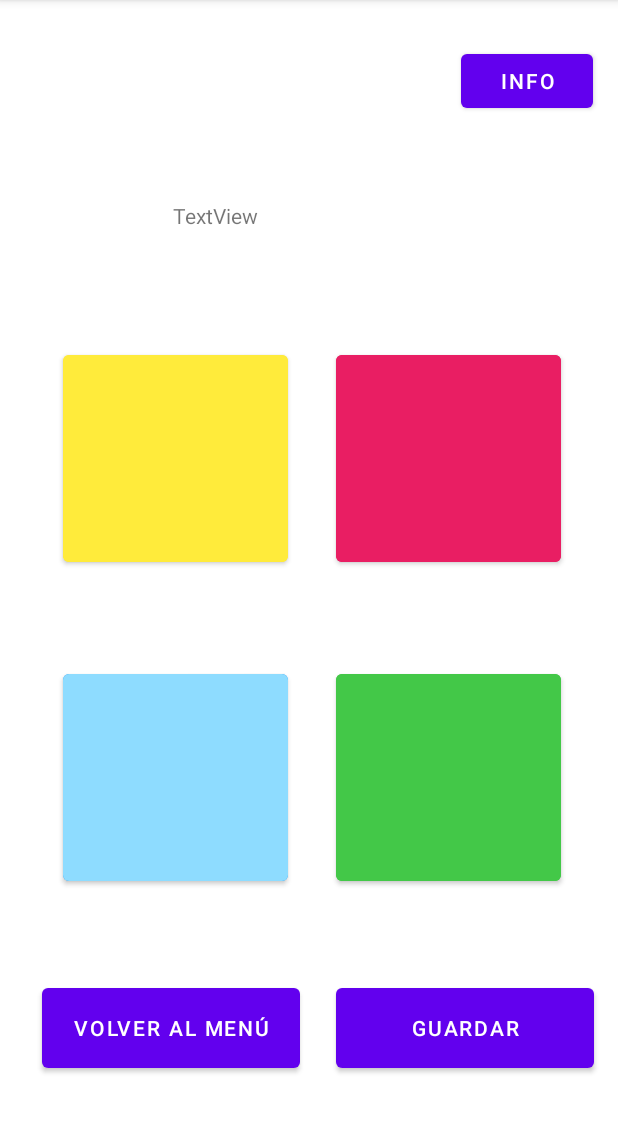
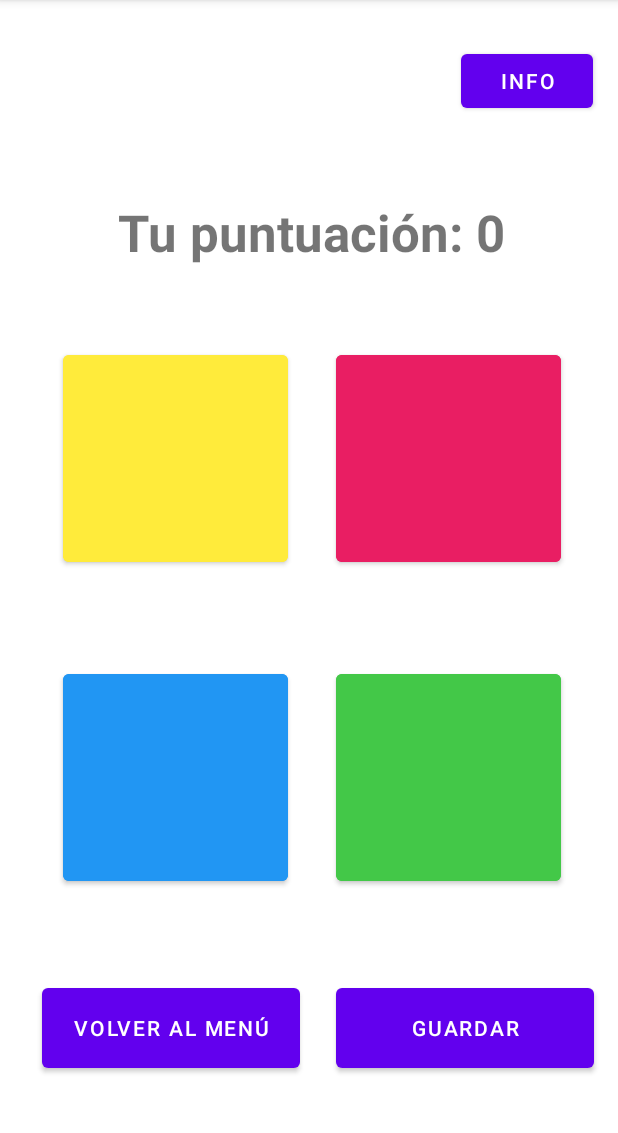
Before and after one commit to AintzaneCaamano/TFGDam, an Android app: the SimonActivity screen opened directly, with no data from a screen before it, on a phone screen of 412 x 824 dp, the part 84-1217 px from its top. Run offline under Robolectric (Android 15) with nearby library versions, the phone set to English and light mode, and no system bars.

Commit message:
bug solved

```diff
--- a/app/src/main/java/es/gameapp/multigameapp/simon/SimonActivity.java
+++ b/app/src/main/java/es/gameapp/multigameapp/simon/SimonActivity.java
@@ -78,6 +78,8 @@
         btnMi = findViewById(R.id.btn_simon_mi);
         btnFa = findViewById(R.id.btn_simon_fa);
         txtVScore = findViewById(R.id.txtV_simon_score);
+
+        showScore();
 
         //game Buttons OnClickListener
         btnDo.setOnClickListener(this);
@@ -171,10 +173,17 @@
                     continuePlaying=false;
                 }else{
                     //If player wins, game keeps going
-                    score=score+10;
+                    //It shows the score
+                    score=score+100;
+                    showScore();
+                    //The sequence length grows
+                    sequenceLength++;
+                    //User entered sequence is erased
                     userSequence = new ArrayList<Integer>();
+                    //It generates a new value for the sequence
                     sequenceManager.addValue(1);
                     gameSequence=sequenceManager.getSequence();
+                    //It shows the sequence to the player
                     showSequence();
                 }
             }
@@ -224,6 +233,7 @@
     }
 
     private void changeBtnColor(int btn){
+        int delay = 500;
         Handler handler = new Handler();
         switch (btn){
             case 0:
@@ -233,7 +243,7 @@
                         //Yellow
                         btnDo.setBackgroundColor(Color.parseColor("#FFEB3B"));
                     }
-                }, 1000); //1 second delay for each
+                }, delay); //delay for each
                 break;
             case 1:
                 btnRe.setBackgroundColor(Color.parseColor("#FFFF92B7"));
@@ -242,7 +252,7 @@
                         //red
                         btnRe.setBackgroundColor(Color.parseColor("#E91E63"));
                     }
-                }, 1000); //1 second delay for each
+                }, delay); //delay for each
                 break;
             case 2:
                 btnMi.setBackgroundColor(Color.parseColor("#FF8EDCFF"));
@@ -251,7 +261,7 @@
                         //Blue
                         btnMi.setBackgroundColor(Color.parseColor("#2196F3"));
                     }
-                }, 1000); //1 second delay for each
+                }, delay); //delay for each
                 break;
             case 3:
                 btnFa.setBackgroundColor(Color.parseColor("#FFA3FFA7"));
@@ -260,7 +270,7 @@
                         //Green
                         btnFa.setBackgroundColor(Color.parseColor("#43C848"));
                     }
-                }, 1000); //1 second delay for each
+                }, delay); // delay for each
                 break;
         }
     }
@@ -277,4 +287,9 @@
         btnMi.setEnabled(true);
         btnFa.setEnabled(true);
     }
+    private void showScore(){
+        String text =getResources().getString(R.string.txt_yourScore);
+        text=text + ": " + String.valueOf(score);
+        txtVScore.setText(text);
+    }
 }
--- a/app/src/main/res/layout/activity_simon.xml
+++ b/app/src/main/res/layout/activity_simon.xml
@@ -95,9 +95,12 @@
 
     <TextView
         android:id="@+id/txtV_simon_score"
-        android:layout_width="205dp"
-        android:layout_height="45dp"
+        android:layout_width="382dp"
+        android:layout_height="54dp"
         android:text="TextView"
+        android:textAlignment="center"
+        android:textSize="34sp"
+        android:textStyle="bold"
         app:layout_constraintBottom_toBottomOf="parent"
         app:layout_constraintEnd_toEndOf="parent"
         app:layout_constraintHorizontal_bias="0.558"
```
Also changed, not shown: 14 other files.
